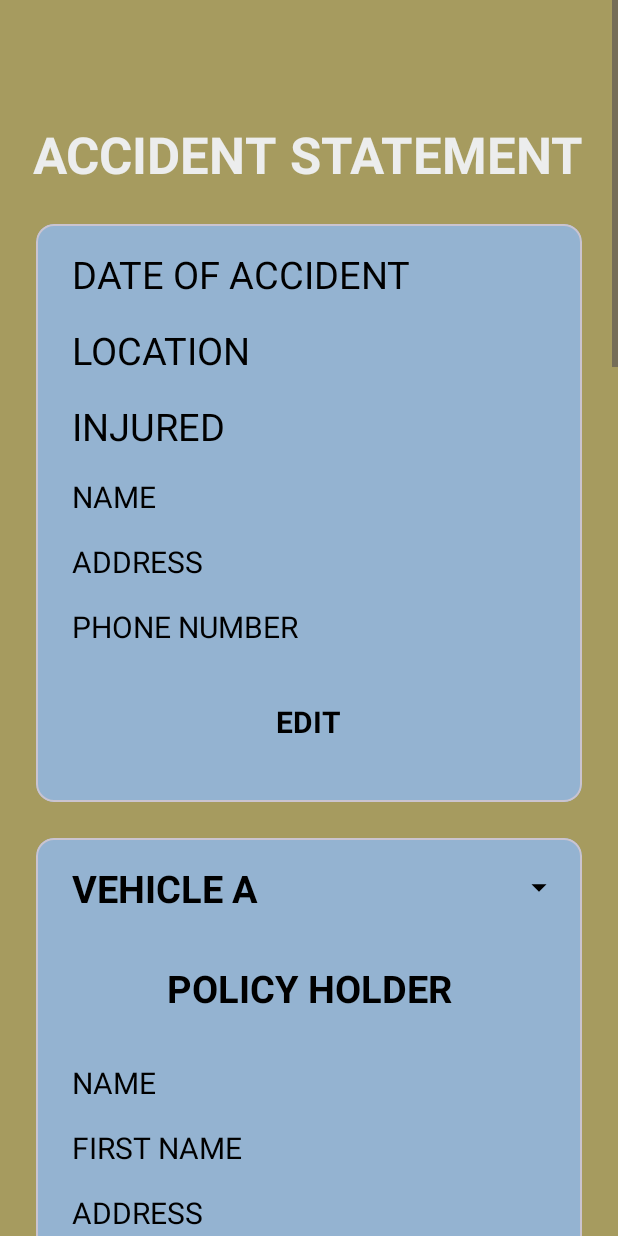
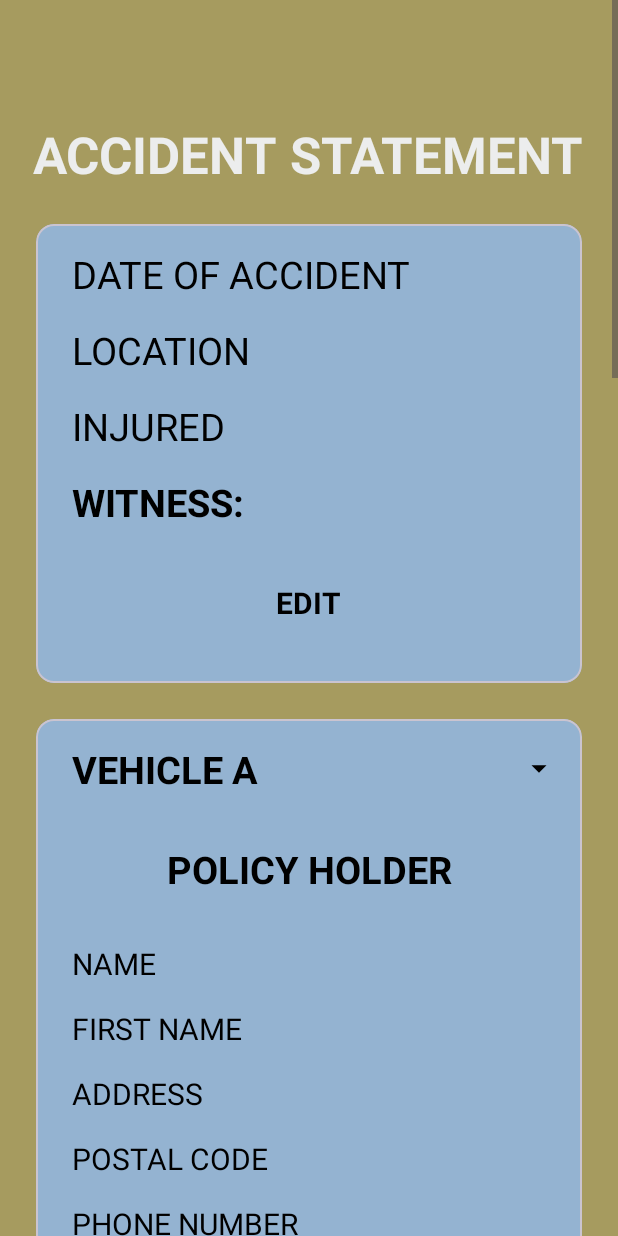
Before and after one commit to MariusSpaceEngineer/accident-statament-european-hub, an Android app: the layout fragment_accident_statement_overview.xml on its own in the app's theme, with its tools: preview values and no code run, on a phone screen of 412 x 824 dp. Run offline under Robolectric (Android 15) with nearby library versions, the phone set to English and light mode, and no system bars; network calls fail.

Commit message:
1747 Add logic to show witness fields only if they are filled

```diff
--- a/crash-kit-app/app/src/main/res/layout/fragment_accident_statement_overview.xml
+++ b/crash-kit-app/app/src/main/res/layout/fragment_accident_statement_overview.xml
@@ -137,8 +137,21 @@
                         android:textAllCaps="true"
                         android:textColor="@color/black"
                         android:textSize="25sp"
-                        android:textStyle="bold"
+                        android:textStyle="bold" />
+
+                    <TextView
+                        android:id="@+id/tv_statement_overview_general_card_witness_no_witness"
+                        android:layout_width="match_parent"
+                        android:layout_height="wrap_content"
+                        android:layout_marginStart="24dp"
+                        android:layout_marginTop="16dp"
+                        android:layout_marginEnd="20dp"
+                        android:text="@string/no_witness"
+                        android:textAllCaps="true"
+                        android:textColor="@color/black"
+                        android:textSize="20sp"
                         android:visibility="gone" />
+
 
                     <TextView
                         android:id="@+id/tv_statement_overview_general_card_witness_name"
@@ -150,7 +163,8 @@
                         android:text="@string/name"
                         android:textAllCaps="true"
                         android:textColor="@color/black"
-                        android:textSize="20sp" />
+                        android:textSize="20sp"
+                        android:visibility="gone" />
 
                     <TextView
                         android:id="@+id/tv_statement_overview_general_card_witness_address"
@@ -162,7 +176,8 @@
                         android:text="@string/label_address"
                         android:textAllCaps="true"
                         android:textColor="@color/black"
-                        android:textSize="20sp" />
+                        android:textSize="20sp"
+                        android:visibility="gone" />
 
                     <TextView
                         android:id="@+id/tv_statement_overview_general_card_witness_phone_number"
@@ -174,7 +189,8 @@
                         android:text="@string/label_phone_number"
                         android:textAllCaps="true"
                         android:textColor="@color/black"
-                        android:textSize="20sp" />
+                        android:textSize="20sp"
+                        android:visibility="gone" />
 
                     <TextView
                         android:id="@+id/tv_statement_overview_general_card_edit"
@@ -465,7 +481,6 @@
                             android:textColor="@color/black"
                             android:textSize="20sp"
                             android:visibility="gone" />
-
 
 
                         <TextView
```
Also changed, not shown: crash-kit-app/app/src/main/java/com/inetum/realdolmen/crashkit/fragments/statement/AccidentStatementOverviewFragment.kt (+19 -4 lines).
